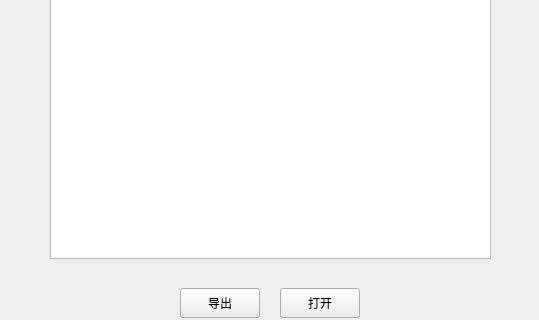
Old version of the form reportoutput.ui in the repository sun97530663/sdsl; both pictures show x 0 to 539 and y 232 to 552 of the 539 by 552 pixel window.
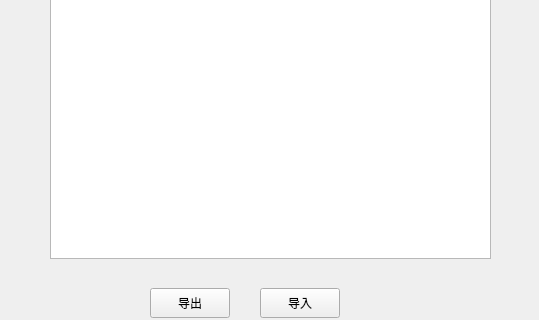
New version of the form.

Commit message: 增加项目总览 增加数据库导入 Signed-off-by: sunmufeng <sun97530663@126.com>

What changed in the file:
```diff
--- a/reportoutput.ui
+++ b/reportoutput.ui
@@ -26,7 +26,7 @@
   <widget class="QPushButton" name="pushButtonExport">
    <property name="geometry">
     <rect>
-     <x>180</x>
+     <x>150</x>
      <y>520</y>
      <width>80</width>
      <height>30</height>
@@ -56,7 +56,7 @@
   <widget class="QPushButton" name="pushButtonOpen">
    <property name="geometry">
     <rect>
-     <x>280</x>
+     <x>260</x>
      <y>520</y>
      <width>80</width>
      <height>30</height>
@@ -74,8 +74,13 @@
      <height>30</height>
     </size>
    </property>
+   <property name="font">
+    <font>
+     <family>微软雅黑</family>
+    </font>
+   </property>
    <property name="text">
-    <string>打开</string>
+    <string>导入</string>
    </property>
   </widget>
  </widget>
```
The commit also changes 10 other files.
